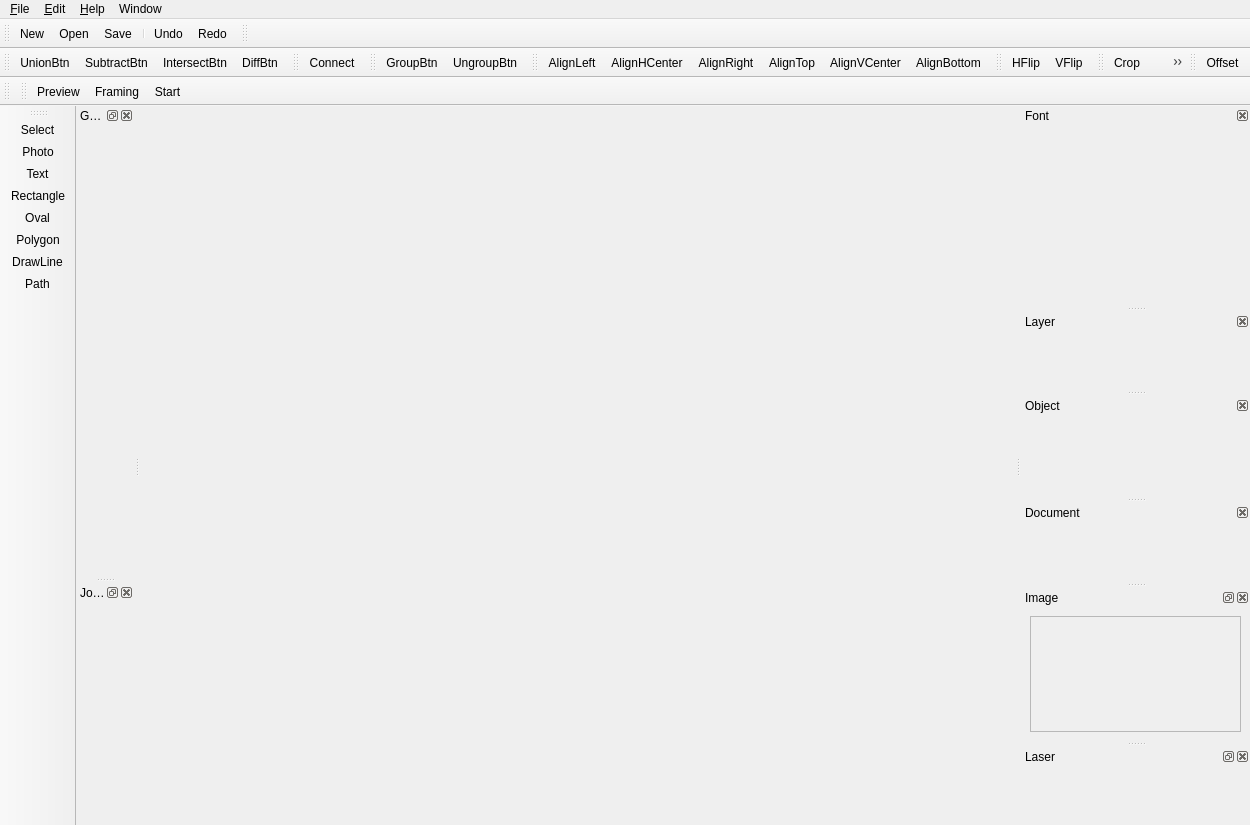
Before: the Qt Designer form src/windows/mainwindow.ui in flux3dp/swiftray, drawn with Qt 5.
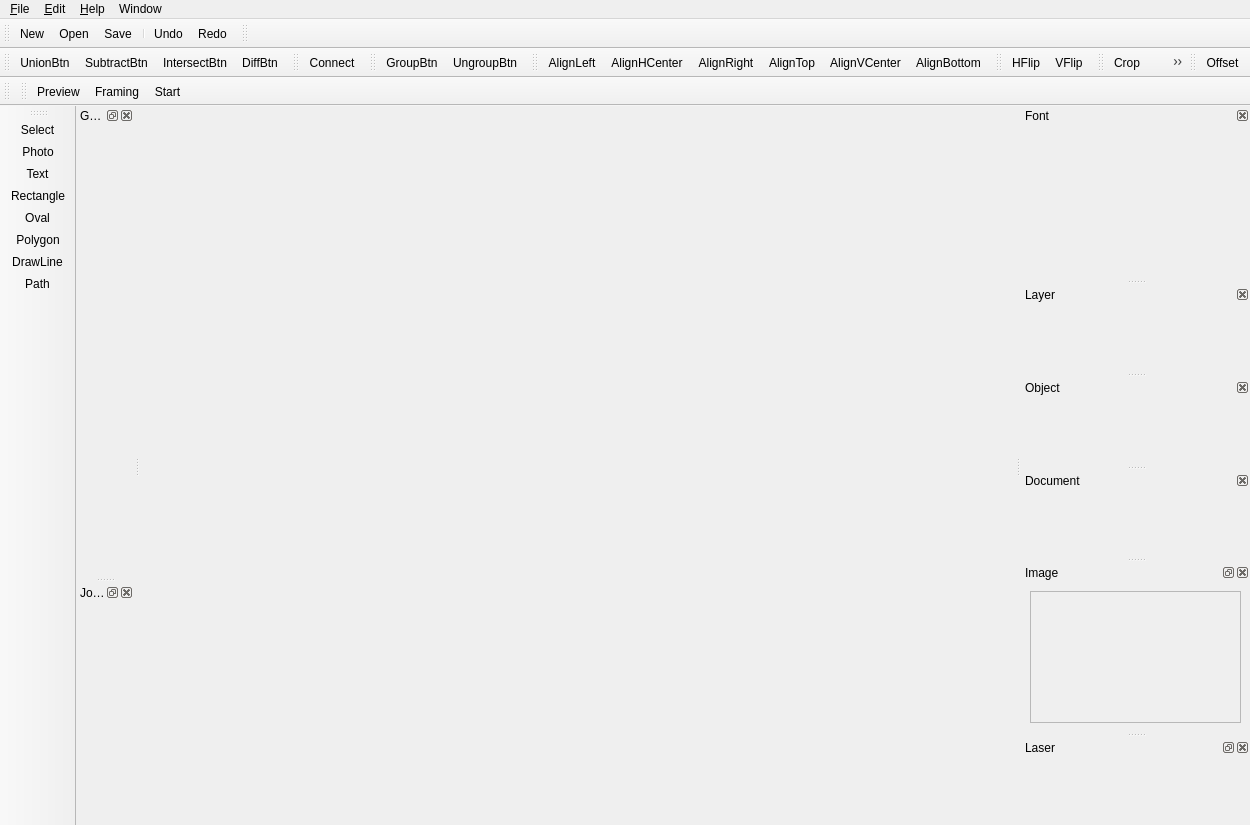
After: the same form once the commit is applied. Icons and pictures are not drawn. Custom widgets are drawn as their Qt base class.

Patch:
```diff
--- a/src/windows/mainwindow.ui
+++ b/src/windows/mainwindow.ui
@@ -99,7 +99,13 @@
    <property name="minimumSize">
     <size>
      <width>44</width>
-     <height>200</height>
+     <height>38</height>
+    </size>
+   </property>
+   <property name="maximumSize">
+    <size>
+     <width>524287</width>
+     <height>524287</height>
     </size>
    </property>
    <property name="floating">
@@ -119,7 +125,7 @@
    </attribute>
    <widget class="QWidget" name="fontDockContents">
     <property name="sizePolicy">
-     <sizepolicy hsizetype="Preferred" vsizetype="Maximum">
+     <sizepolicy hsizetype="Preferred" vsizetype="Expanding">
       <horstretch>0</horstretch>
       <verstretch>0</verstretch>
      </sizepolicy>
@@ -189,13 +195,13 @@
    <property name="minimumSize">
     <size>
      <width>229</width>
-     <height>101</height>
+     <height>0</height>
     </size>
    </property>
    <property name="maximumSize">
     <size>
      <width>524287</width>
-     <height>101</height>
+     <height>524287</height>
     </size>
    </property>
    <property name="features">
```
